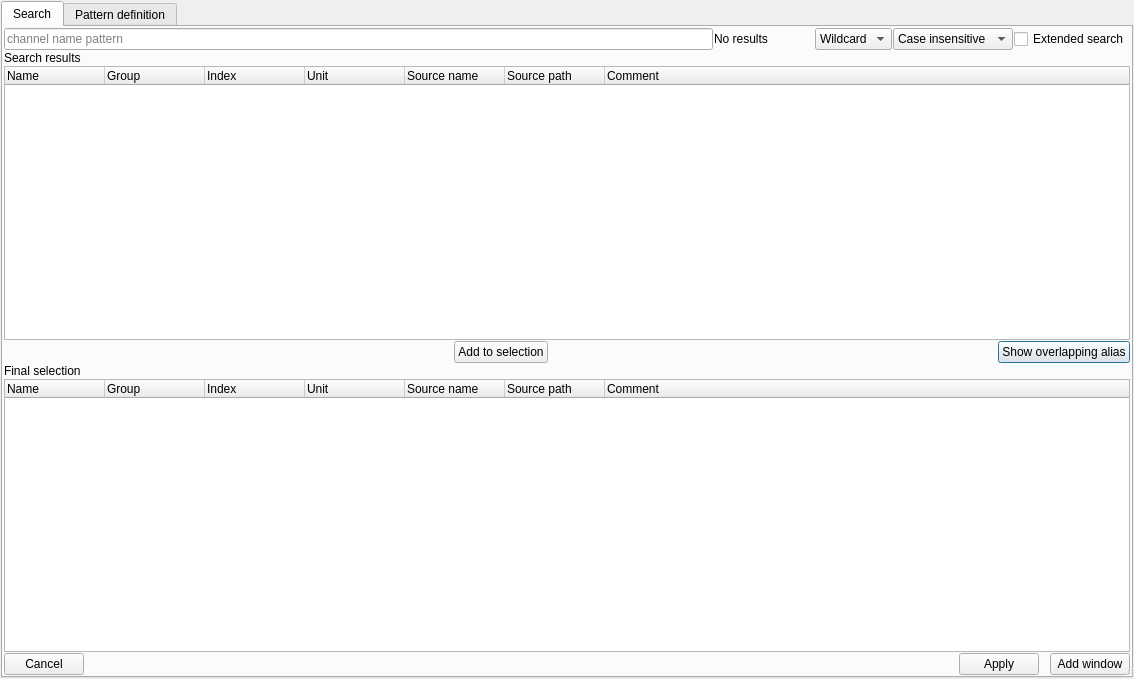
Qt form src/asammdf/gui/ui/search_dialog.ui (danielhrisca/asammdf) before a commit.
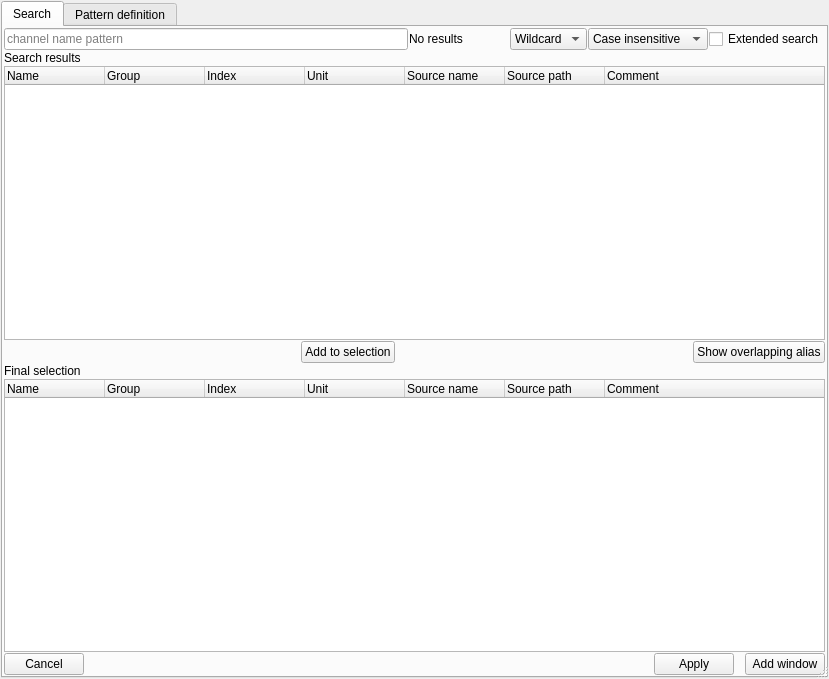
The same form after that commit. Icons and pictures are not drawn. Custom widgets are drawn as their Qt base class.

Commit message: disable auto default button in the search dialog

```diff
--- a/src/asammdf/gui/ui/search_dialog.ui
+++ b/src/asammdf/gui/ui/search_dialog.ui
@@ -6,7 +6,7 @@
    <rect>
     <x>0</x>
     <y>0</y>
-    <width>1134</width>
+    <width>829</width>
     <height>679</height>
    </rect>
   </property>
@@ -298,6 +298,9 @@
             <iconset resource="resource.qrc">
              <normaloff>:/info.png</normaloff>:/info.png</iconset>
            </property>
+           <property name="autoDefault">
+            <bool>false</bool>
+           </property>
           </widget>
          </item>
         </layout>
```
Left out of the diff: 3 changed lines with no effect on the pictures. The commit also changes 1 other file.
